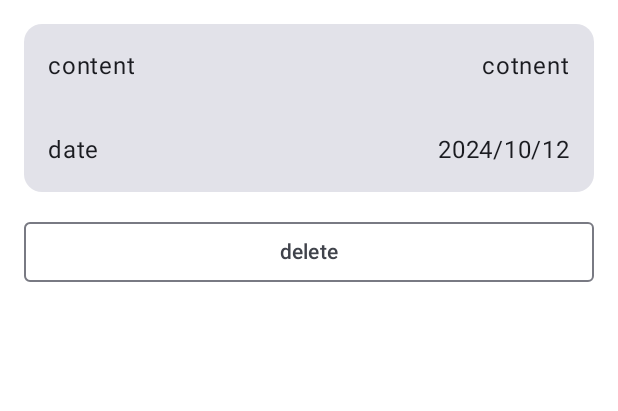
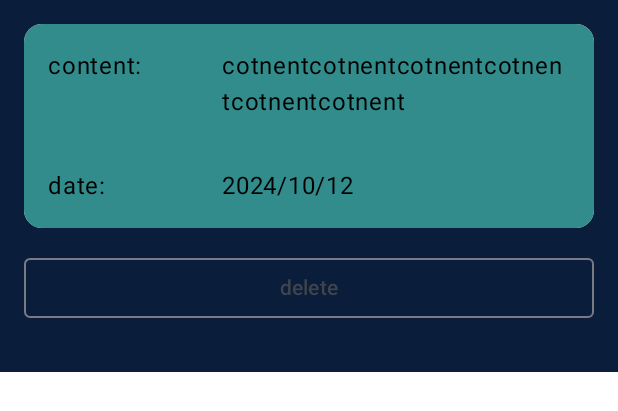
Before and after one commit to LRun99/TodoList, an Android app built with Jetpack Compose: the @Preview function ItemDetailsScreenPreview, on a phone screen of 412 x 824 dp. Shown: the top 411 px of the screen. Run offline under Robolectric (Android 15) with nearby library versions, the phone set to English and light mode, and no system bars; our stand-ins replace Room's generated code.

Commit message:
adjust date detail scene.

```diff
--- a/app/src/main/java/com/example/todolist/ui/scenes/DataDetailScene.kt
+++ b/app/src/main/java/com/example/todolist/ui/scenes/DataDetailScene.kt
@@ -1,6 +1,7 @@
 package com.example.todolist.ui.scenes
 
 import androidx.annotation.StringRes
+import androidx.compose.foundation.background
 import androidx.compose.foundation.layout.Column
 import androidx.compose.foundation.layout.Row
 import androidx.compose.foundation.layout.Spacer
@@ -22,6 +23,7 @@ import androidx.compose.runtime.rememberCoroutineScope
 import androidx.compose.runtime.saveable.rememberSaveable
 import androidx.compose.runtime.setValue
 import androidx.compose.ui.Modifier
+import androidx.compose.ui.graphics.Color
 import androidx.compose.ui.res.dimensionResource
 import androidx.compose.ui.res.stringResource
 import androidx.compose.ui.tooling.preview.Preview
@@ -33,7 +35,9 @@ import androidx.lifecycle.viewmodel.compose.viewModel
 import com.example.todolist.data.Data
 import com.example.todolist.data.DataRepository
 import com.example.todolist.ui.AppViewModelProvider
+import com.example.todolist.ui.theme.BGColor
 import com.example.todolist.ui.theme.TodoListTheme
+import com.example.todolist.ui.theme.cardBGColor
 import kotlinx.coroutines.flow.SharingStarted
 import kotlinx.coroutines.flow.StateFlow
 import kotlinx.coroutines.flow.map
@@ -84,6 +88,7 @@ private fun DataDetailsBody(
 ){
     Column(
         modifier = Modifier
+            .background(color = BGColor)
             .padding(16.dp)
     ){
         var deleteConfirmationRequired by rememberSaveable { mutableStateOf(false) }
@@ -125,20 +130,21 @@ fun DataDetails(
     modifier: Modifier = Modifier
 ){
     Card(
-        modifier = modifier,
+        modifier = modifier
     ){
         Column(
             modifier = Modifier
+                .background(cardBGColor)
                 .fillMaxWidth()
         ) {
             DataDetailComponent(
-                label = "content",
+                label = "content:",
                 dataDetail = data.content,
                 modifier = Modifier
                     .padding(16.dp)
             )
             DataDetailComponent(
-                label = "date",
+                label = "date:",
                 dataDetail = data.formatedTime(),
                 modifier = Modifier
                     .padding(16.dp)
@@ -153,10 +159,21 @@ private fun DataDetailComponent(
     dataDetail: String,
     modifier: Modifier = Modifier
 ){
-    Row(modifier = modifier){
-        Text(text = label)
-        Spacer(modifier = Modifier.weight(1f))
-        Text(text = dataDetail)
+    Row(
+        modifier = modifier
+    ){
+        Text(
+            text = label,
+            color = Color.Black,
+            modifier = Modifier
+                .weight(1f)
+        )
+        Text(
+            text = dataDetail,
+            color = Color.Black,
+            modifier = Modifier
+                .weight(2f)
+        )
     }
 }
 @Composable
@@ -219,7 +236,8 @@ data class DataDetailsUiState(
 fun ItemDetailsScreenPreview() {
     TodoListTheme {
         DataDetailsBody(DataDetailsUiState(
-            outOfStock = true, dataDetails = DataDetails(1, "cotnent", "2024","10","12")
+            outOfStock = true,
+            dataDetails = DataDetails(1, "cotnentcotnentcotnentcotnentcotnentcotnent", "2024","10","12")
         ), onDelete = {})
     }
 }
```
